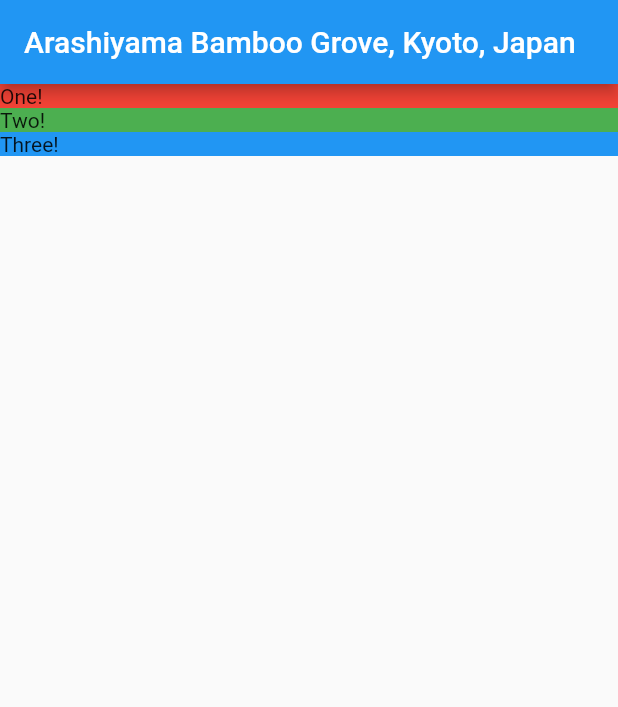
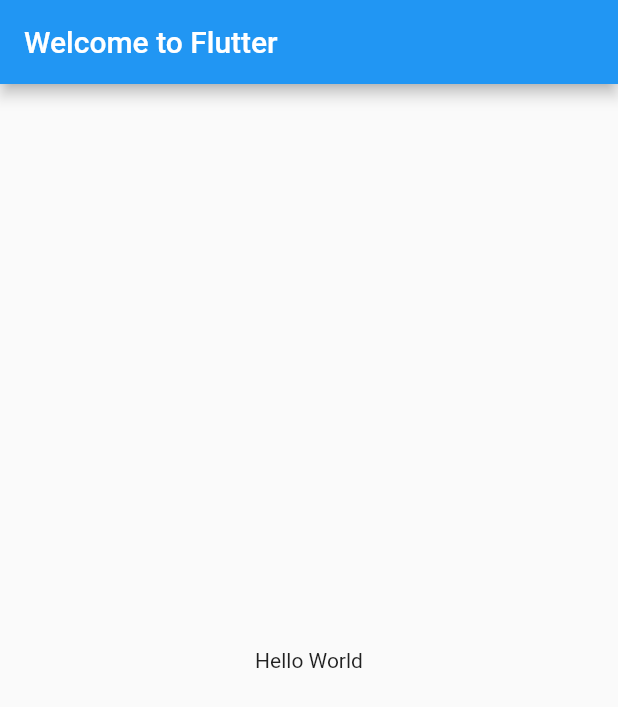
Before and after one commit to babimartins/TestingFlutterApp, a Flutter app: the screen it shows after launch, on a phone screen of 412 x 824 dp. Shown: the top 707 px of the screen. Run offline on Flutter 3.47's test engine with Material 2 defaults, Android fonts, the phone set to English and light mode, and no system bars.

Commit message:
Make a "Hello, World!" page

```diff
--- a/lib/location_detail.dart
+++ /dev/null
@@ -1,34 +0,0 @@
-import 'package:flutter/material.dart';
-import 'models/location.dart';
-
-class LocationDetail extends StatelessWidget{
-  final Location location;
-  LocationDetail(this.location);
-
-  @override
-  Widget build(BuildContext context){
-    return Scaffold(
-      appBar: AppBar(
-        title: Text(location.name)
-      ),
-      body: Column(
-        mainAxisAlignment: MainAxisAlignment.start,
-        crossAxisAlignment: CrossAxisAlignment.stretch,
-        children: [
-          _section("One!", Colors.red),
-          _section("Two!", Colors.green),
-          _section("Three!", Colors.blue),
-        ],
-      )
-    );
-  }
-
-  Widget _section(String title, Color color){
-    return Container(
-      decoration: BoxDecoration(
-        color: color,
-      ),
-      child: Text(title),
-    );
-  }
-}
--- a/lib/main.dart
+++ b/lib/main.dart
@@ -1,11 +1,20 @@
 import 'package:flutter/material.dart';
-import 'location_detail.dart';
-import 'models/location.dart';
-import 'mocks/mock_location.dart';
 
-void main(){
-  final Location mockLocation = MockLocation.fetchAny();
-  return runApp(MaterialApp(
-    home: LocationDetail(mockLocation)
-  ));
+void main() => runApp(MyApp());
+
+class MyApp extends StatelessWidget {
+  @override
+  Widget build(BuildContext context) {
+    return MaterialApp(
+      title: 'Welcome to Flutter',
+      home: Scaffold(
+        appBar: AppBar(
+          title: Text('Welcome to Flutter'),
+        ),
+        body: Center(
+          child: Text('Hello World'),
+        ),
+      ),
+    );
+  }
 }
--- a/lib/models/location.dart
+++ /dev/null
@@ -1,8 +0,0 @@
-import './location_fact.dart';
-
-class Location {
-  final String name;
-  final String url;
-  final List<LocationFact> facts;
-  Location({this.name, this.url, this.facts});
-}
--- a/lib/models/location_fact.dart
+++ /dev/null
@@ -1,5 +0,0 @@
-class LocationFact {
-  final String title;
-  final String text;
-  LocationFact({this.title, this.text});
-}
```
Also changed, not shown: lib/mocks/mock_location.dart (deleted, +0 -22 lines).
